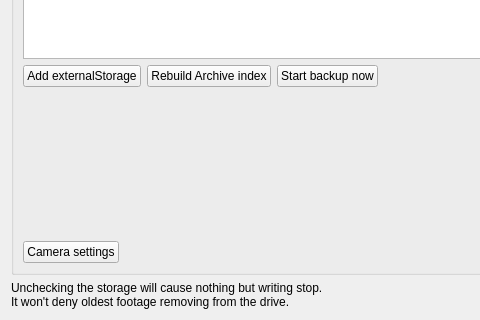
networkoptix/nx_open, file client/src/ui/widgets/properties/storage_config_widget.ui: the form before one commit; both pictures show x 0 to 480 and y 328 to 648 of the 769 by 648 pixel window.
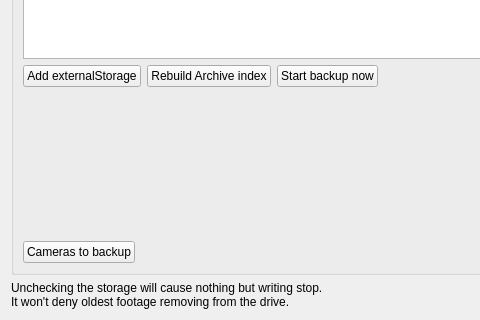
The form after the commit. Custom widgets are drawn as their Qt base class.

The edit to the form file:
```diff
--- a/client/src/ui/widgets/properties/storage_config_widget.ui
+++ b/client/src/ui/widgets/properties/storage_config_widget.ui
@@ -304,7 +304,7 @@
         <item>
          <widget class="QPushButton" name="pushButtonCameraSettings">
           <property name="text">
-           <string>Camera settings</string>
+           <string>Cameras to backup</string>
           </property>
          </widget>
         </item>
```
